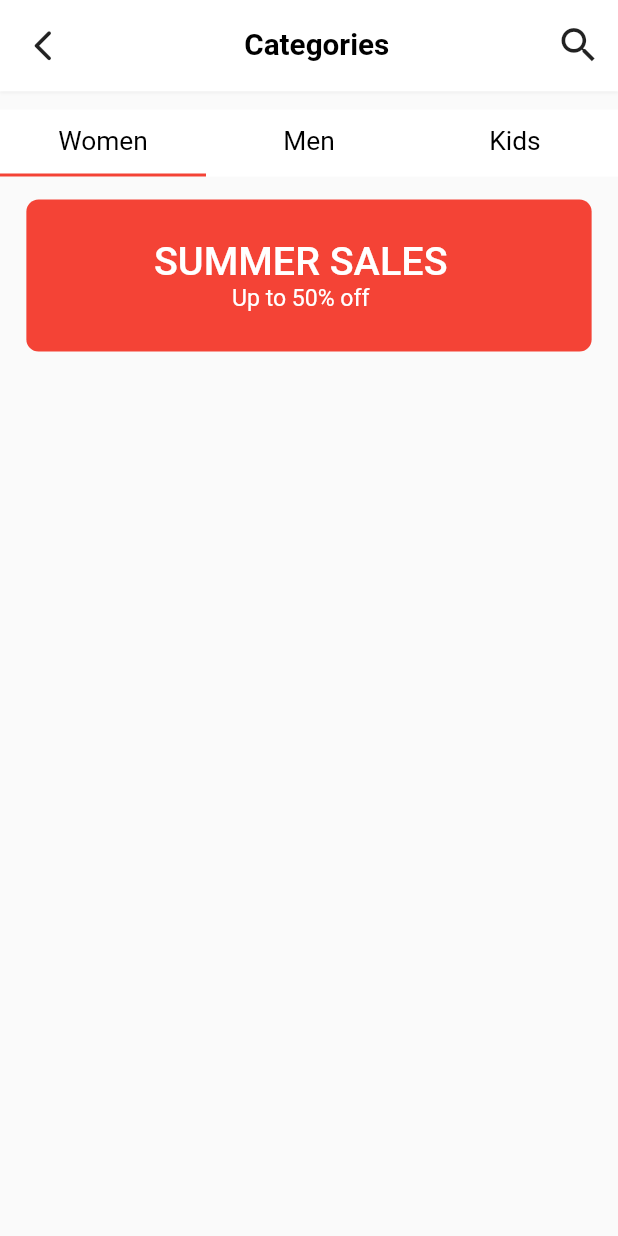
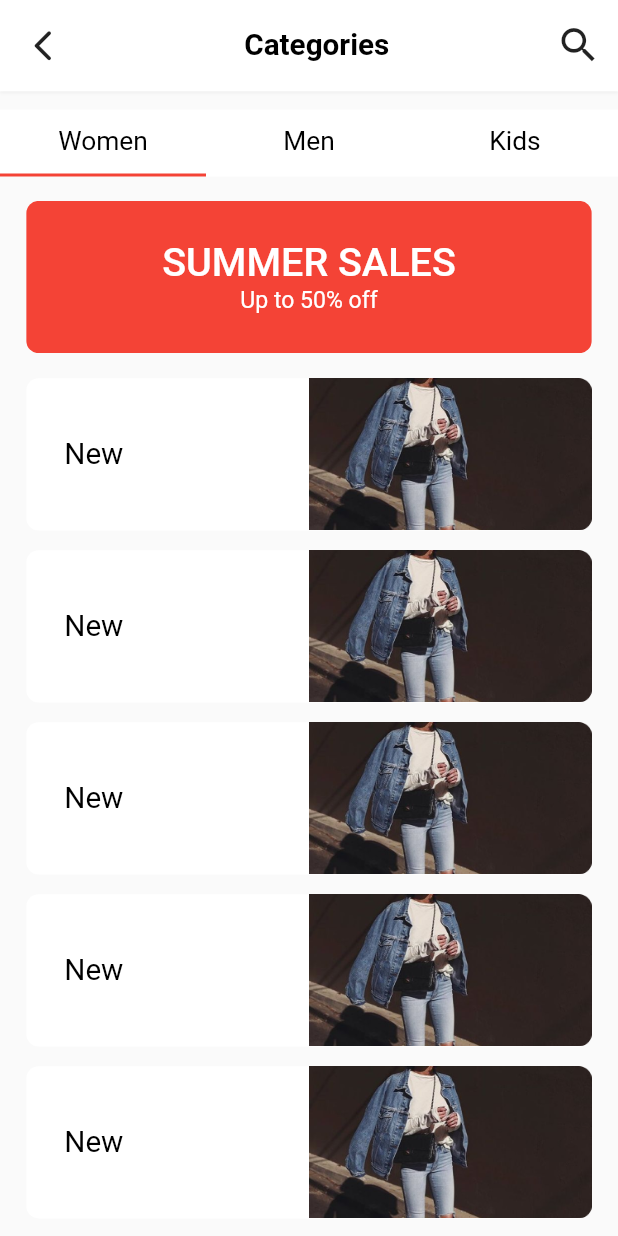
Before and after one commit to yasirbscs2020/e_commerce_app_fashion_sale, a Flutter app: the CategoryPage screen opened directly, on a phone screen of 412 x 824 dp. Run offline on Flutter 3.47's test engine with Material 2 defaults, Android fonts, the phone set to English and light mode, and no system bars; our stand-ins replace flutter_screenutil, image_picker, smooth_star_rating.

Commit message:
category screen completed

```diff
--- a/lib/constants/consts_image_paths.dart
+++ b/lib/constants/consts_image_paths.dart
@@ -10,4 +10,8 @@ class ImagePathConstants {
   static const String dashBoardDummy1 = "assets/dummy/dash_board_dummy1.png";
   static const String dashBoardDummy2 =
       "assets/dummy/dashboard_male_dummy2.png";
+  static const String categoryNnewBrand =
+      "assets/dummy/category_new_brand_dummy_pic.png";
+      static const String womenCategoryClothesDummyPic =
+      "assets/dummy/category_clothes_dummy_pic.png";
 }
--- /dev/null
+++ b/lib/model/category/women_category_model.dart
@@ -0,0 +1,6 @@
+import 'package:e_commerce_app_fashion_sale/constants/consts_image_paths.dart';
+
+class WomenCategoryModel {
+  String image = ImagePathConstants.categoryNnewBrand;
+  String brandName = "New";
+}
--- a/lib/ui/common/categories/category_screen.dart
+++ b/lib/ui/common/categories/category_screen.dart
@@ -1,4 +1,7 @@
 import 'package:e_commerce_app_fashion_sale/constants/colors.dart';
+import 'package:e_commerce_app_fashion_sale/constants/consts_image_paths.dart';
+import 'package:e_commerce_app_fashion_sale/model/category/women_category_model.dart';
+import 'package:e_commerce_app_fashion_sale/ui/common/categories/widget/category_card_widget.dart';
 import 'package:e_commerce_app_fashion_sale/widgets/common/buttons/back_button.dart';
 import 'package:e_commerce_app_fashion_sale/widgets/common/text_styles/cms_text_style.dart';
 import 'package:flutter/material.dart';
@@ -78,8 +81,9 @@ class _MyState extends State<CategoryPage> with TickerProviderStateMixin {
                 ],
               ),
             ),
-            SizedBox(height: 15.h),
-            Expanded(
+            SizedBox(height: 16.h),
+            SizedBox(
+              height: 100.h,
               child: TabBarView(
                 controller: _tabController,
                 children: <Widget>[
@@ -88,9 +92,8 @@ class _MyState extends State<CategoryPage> with TickerProviderStateMixin {
                     child: Column(
                       children: [
                         Container(
-                          padding: EdgeInsets.only(right: 10.w),
                           height: 100.h,
-                          width: 343.w,
+                          width: double.infinity,
                           decoration: BoxDecoration(
                               color: ColorPathConstants.redColor,
                               borderRadius: BorderRadius.circular(8.r)),
@@ -119,7 +122,7 @@ class _MyState extends State<CategoryPage> with TickerProviderStateMixin {
                   ),
                   Padding(
                     padding:
-                        EdgeInsets.symmetric(horizontal: 6.w, vertical: 6.h),
+                        EdgeInsets.symmetric(horizontal: 6.w, vertical: 10.h),
                     child: Row(
                       mainAxisAlignment: MainAxisAlignment.spaceBetween,
                       children: [
@@ -137,6 +140,21 @@ class _MyState extends State<CategoryPage> with TickerProviderStateMixin {
                 ],
               ),
             ),
+            SizedBox(height: 10.h),
+            Expanded(
+              child: ListView.builder(
+                scrollDirection: Axis.vertical,
+                shrinkWrap: true,
+                itemCount: 10,
+                itemBuilder: (context, index) {
+                  WomenCategoryModel model = WomenCategoryModel();
+                  return Padding(
+                      padding:
+                          EdgeInsets.symmetric(vertical: 6.w, horizontal: 16.w),
+                      child: CategoryCardWidget(womenCategoryModel: model));
+                },
+              ),
+            ),
           ],
         ),
       ),
--- /dev/null
+++ b/lib/ui/common/categories/widget/category_card_widget.dart
@@ -0,0 +1,40 @@
+import 'package:e_commerce_app_fashion_sale/constants/colors.dart';
+import 'package:e_commerce_app_fashion_sale/model/category/women_category_model.dart';
+import 'package:e_commerce_app_fashion_sale/widgets/common/text_styles/cms_text_style.dart';
+import 'package:flutter/material.dart';
+import 'package:flutter_screenutil/flutter_screenutil.dart';
+
+class CategoryCardWidget extends StatelessWidget {
+  const CategoryCardWidget({required this.womenCategoryModel, super.key});
+  final WomenCategoryModel womenCategoryModel;
+  @override
+  Widget build(BuildContext context) {
+    return Container(
+      height: 100.h,
+      width: 343.w,
+      decoration: BoxDecoration(
+          borderRadius: BorderRadius.circular(8.r),
+          color: ColorPathConstants.whiteColor),
+      child: Row(
+        mainAxisAlignment: MainAxisAlignment.spaceBetween,
+        children: [
+          Expanded(
+            child: Align(
+              alignment: Alignment.centerLeft,
+              child: Padding(
+                padding: EdgeInsets.only(left: 23.w),
+                child: Text(
+                  womenCategoryModel.brandName,
+                  style: CmsTextStyle.getCustomTextStyle(fontSize: 18.sp),
+                ),
+              ),
+            ),
+          ),
+          Expanded(
+            child: Image.asset(womenCategoryModel.image, fit: BoxFit.fill),
+          ),
+        ],
+      ),
+    );
+  }
+}
```
Also changed, not shown: assets/dummy/category_clothes_dummy_pic.png (added), assets/dummy/category_new_brand_dummy_pic.png (added).
